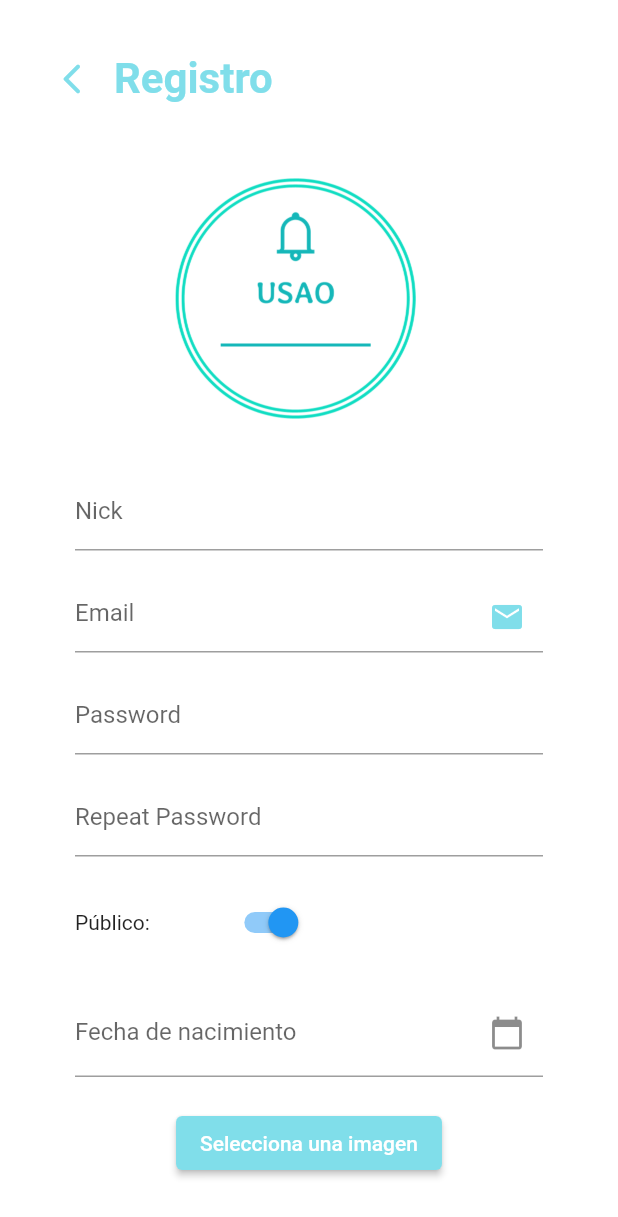
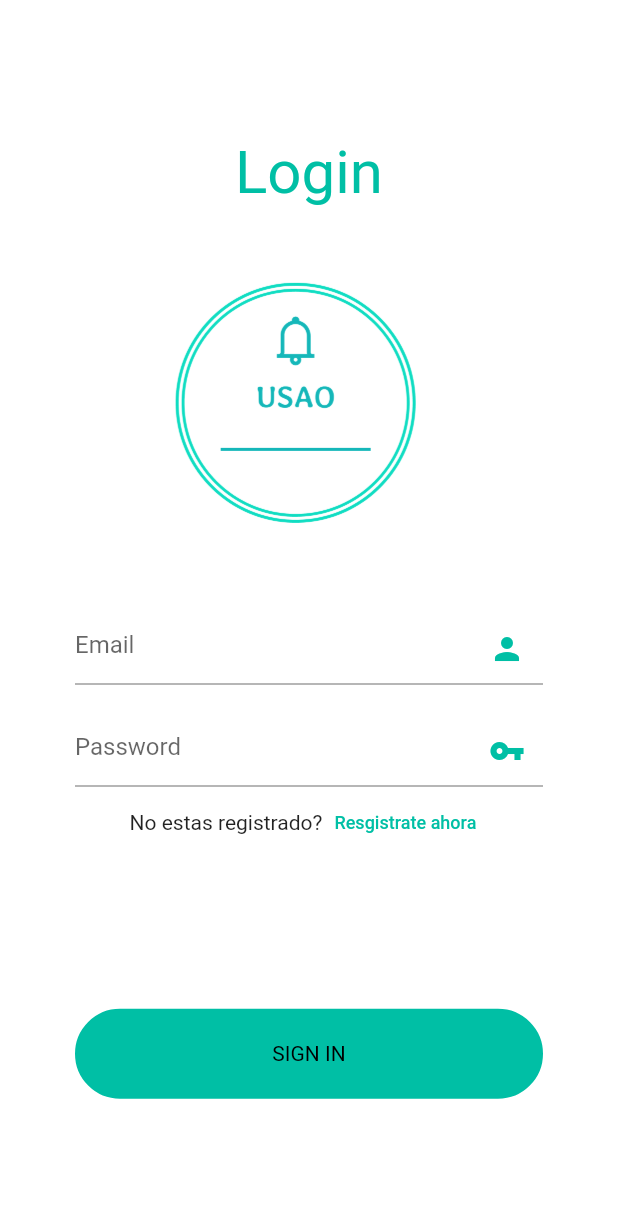
Before and after one commit to Jucarlox/Proyecto_USAO, a Flutter app: the screen it shows after launch, on a phone screen of 412 x 824 dp. Shown: the top 1217 px of the screen. Run offline on Flutter 3.47's test engine with Material 2 defaults, Android fonts, the phone set to English and light mode, and no system bars; our stand-ins replace bloc, equatable, flutter_bloc, google_fonts, image_picker, shared_preferences; statements that could not run were skipped.

Commit message:
Login completo

```diff
--- a/usao/lib/main.dart
+++ b/usao/lib/main.dart
@@ -1,5 +1,6 @@
 import 'package:flutter/material.dart';
 import 'package:usao/repository/preferences_utils.dart';
+import 'package:usao/ui/login_screen.dart';
 import 'package:usao/ui/register_screen.dart';
 
 void main() {
@@ -20,11 +21,11 @@ class MyApp extends StatelessWidget {
       theme: ThemeData(
         primarySwatch: Colors.blue,
       ),
-      initialRoute: '/register',
+      initialRoute: '/login',
       routes: {
-/*        '/': (context) => const MenuScreen(),
-        '/login': (context) => const LoginScreen(),*/
-        '/': (context) => const RegisterScreen(),
+//        '/': (context) => const MenuScreen(),
+        '/login': (context) => const LoginScreen(),
+        '/register': (context) => const RegisterScreen(),
 /*        '/profile': (context) => const ProfileScreen(),
         '/search': (context) => const SearchScreen(),
         '/post-form': (context) => const PostForm(),*/
--- a/usao/lib/models/login/login_dto.dart
+++ b/usao/lib/models/login/login_dto.dart
@@ -1,14 +1,14 @@
 class LoginDto {
   LoginDto({
-    required this.nick,
+    required this.email,
     required this.password,
   });
-  late final String nick;
+  late final String email;
   late final String password;
 
   Map<String, dynamic> toJson() {
     final _data = <String, dynamic>{};
-    _data['nick'] = nick;
+    _data['email'] = email;
     _data['password'] = password;
     return _data;
   }
--- a/usao/lib/repository/auth/auth_repository_impl.dart
+++ b/usao/lib/repository/auth/auth_repository_impl.dart
@@ -65,7 +65,7 @@ class AuthRepositoryImpl extends AuthRepository {
 
       if (response.statusCode == 201) {
         LoginDto loginDto =
-            LoginDto(nick: registerDto.email, password: registerDto.password);
+            LoginDto(email: registerDto.email, password: registerDto.password);
         login(loginDto);
         return RegisterResponse.fromJson(
             jsonDecode(await response.stream.bytesToString()));
--- a/usao/lib/styles/colors.dart
+++ b/usao/lib/styles/colors.dart
@@ -9,5 +9,5 @@ class AppColors {
   static const lightblue = Color(0xFF4B68D1);
   static const blackshade = Color(0xFF555555);
   static const hintText = Color(0xFFC7C7CD);
-  static const cyan = Color(0xFF80DEEA);
+  static const cyan = Color(0xFF00BFA5);
 }
--- /dev/null
+++ b/usao/lib/ui/login_screen.dart
@@ -0,0 +1,215 @@
+import 'package:flutter/material.dart';
+import 'package:flutter_bloc/flutter_bloc.dart';
+import 'package:google_fonts/google_fonts.dart';
+import 'package:shared_preferences/shared_preferences.dart';
+import 'package:usao/bloc/auth/login/login_bloc.dart';
+import 'package:usao/models/login/login_dto.dart';
+import 'package:usao/repository/auth/auth_repository.dart';
+import 'package:usao/repository/auth/auth_repository_impl.dart';
+import 'package:usao/styles/colors.dart';
+import 'package:usao/widgets/custom_header.dart';
+
+class LoginScreen extends StatefulWidget {
+  const LoginScreen({Key? key}) : super(key: key);
+
+  @override
+  _LoginScreenState createState() => _LoginScreenState();
+}
+
+class _LoginScreenState extends State<LoginScreen> {
+  late AuthRepository authRepository;
+  final _formKey = GlobalKey<FormState>();
+  TextEditingController emailController = TextEditingController();
+  TextEditingController passwordController = TextEditingController();
+
+  @override
+  void initState() {
+    authRepository = AuthRepositoryImpl();
+    super.initState();
+  }
+
+  @override
+  Widget build(BuildContext context) {
+    return BlocProvider(
+        create: (context) {
+          return LoginBloc(authRepository);
+        },
+        child: _createBody(context));
+  }
+
+  _createBody(BuildContext context) {
+    return Scaffold(
+      backgroundColor: Colors.white,
+      body: Center(
+        child: Container(
+            padding: const EdgeInsets.all(20),
+            child: BlocConsumer<LoginBloc, LoginState>(
+                listenWhen: (context, state) {
+              return state is LoginSuccessState || state is LoginErrorState;
+            }, listener: (context, state) async {
+              if (state is LoginSuccessState) {
+                final prefs = await SharedPreferences.getInstance();
+                // Shared preferences > guardo el token
+                //prefs.setString('token', state.loginResponse.token);
+                //prefs.setString('avatar', state.loginResponse.avatar);
+                Navigator.pushNamed(context, '/');
+              } else if (state is LoginErrorState) {
+                _showSnackbar(context, state.message);
+              }
+            }, buildWhen: (context, state) {
+              return state is LoginInitialState || state is LoginLoadingState;
+            }, builder: (ctx, state) {
+              if (state is LoginInitialState) {
+                return buildForm(ctx);
+              } else if (state is LoginLoadingState) {
+                return const Center(child: CircularProgressIndicator());
+              } else {
+                return buildForm(ctx);
+              }
+            })),
+      ),
+    );
+  }
+
+  void _showSnackbar(BuildContext context, String message) {
+    final snackBar = SnackBar(
+      content: Text(message),
+    );
+    ScaffoldMessenger.of(context).showSnackBar(snackBar);
+  }
+
+  Widget buildForm(BuildContext context) {
+    double deviceWidth = MediaQuery.of(context).size.width;
+    return Form(
+        key: _formKey,
+        child: SafeArea(
+            child: SingleChildScrollView(
+                child: ConstrainedBox(
+                    constraints: BoxConstraints(
+                      minHeight: MediaQuery.of(context).size.height - 100,
+                    ),
+                    child: Center(
+                      child: Column(
+                        children: [
+                          Padding(
+                            padding: const EdgeInsets.fromLTRB(0, 0, 0, 30),
+                            child: Text(
+                              'Login',
+                              style: TextStyle(
+                                  fontSize: 40, color: AppColors.cyan),
+                            ),
+                          ),
+                          Container(
+                            padding: const EdgeInsets.fromLTRB(40, 0, 0, 0),
+                            alignment: Alignment.centerLeft,
+                            height: 200,
+                            width: MediaQuery.of(context).size.width,
+                            margin: EdgeInsets.only(
+                                left: MediaQuery.of(context).size.width * 0.09),
+                            child: Image.asset(("assets/images/logo.png")),
+                          ),
+                          Column(
+                            children: [
+                              const Padding(
+                                padding: EdgeInsets.all(20),
+                              ),
+                              Container(
+                                margin: const EdgeInsets.only(top: 0),
+                                width: deviceWidth - 100,
+                                child: TextFormField(
+                                  style: TextStyle(color: AppColors.cyan),
+                                  controller: emailController,
+                                  decoration: const InputDecoration(
+                                      suffixIcon: Icon(
+                                        Icons.person,
+                                        color: AppColors.cyan,
+                                      ),
+                                      suffixIconColor: AppColors.cyan,
+                                      hintText: 'Email',
+                                      focusedBorder: UnderlineInputBorder(
+                                          borderSide: BorderSide(
+                                              color: AppColors.cyan))),
+                                  onSaved: (String? value) {
+                                    // This optional block of code can be used to run
+                                    // code when the user saves the form.
+                                  },
+                                ),
+                              ),
+                              Container(
+                                margin: const EdgeInsets.only(top: 20),
+                                width: deviceWidth - 100,
+                                child: TextFormField(
+                                  style: TextStyle(color: AppColors.cyan),
+                                  controller: passwordController,
+                                  obscureText: true,
+                                  decoration: const InputDecoration(
+                                      suffixIcon: Icon(
+                                        Icons.vpn_key,
+                                        color: AppColors.cyan,
+                                      ),
+                                      suffixIconColor: Colors.white,
+                                      hintText: 'Password',
+                                      focusedBorder: UnderlineInputBorder(
+                                          borderSide: BorderSide(
+                                              color: AppColors.cyan))),
+                                  onSaved: (String? value) {
+                                    // This optional block of code can be used to run
+                                    // code when the user saves the form.
+                                  },
+                                  validator: (value) {
+                                    return (value == null || value.isEmpty)
+                                        ? 'Write a password'
+                                        : null;
+                                  },
+                                ),
+                              ),
+                            ],
+                          ),
+                          Row(
+                            children: <Widget>[
+                              const Text('No estas registrado?'),
+                              TextButton(
+                                child: const Text(
+                                  'Resgistrate ahora',
+                                  style: TextStyle(
+                                      fontSize: 12, color: AppColors.cyan),
+                                ),
+                                onPressed: () {
+                                  Navigator.pushNamed(context, '/register');
+                                },
+                              )
+                            ],
+                            mainAxisAlignment: MainAxisAlignment.center,
+                          ),
+                          GestureDetector(
+                            onTap: () {
+                              if (_formKey.currentState!.validate()) {
+                                final loginDto = LoginDto(
+                                    email: emailController.text,
+                                    password: passwordController.text);
+                                BlocProvider.of<LoginBloc>(context)
+                                    .add(DoLoginEvent(loginDto));
+                              }
+                            },
+                            child: Container(
+                                width: MediaQuery.of(context).size.width,
+                                margin: const EdgeInsets.only(
+                                    top: 100, left: 30, right: 30),
+                                padding: const EdgeInsets.symmetric(
+                                    horizontal: 50, vertical: 20),
+                                decoration: BoxDecoration(
+                                    color: AppColors.cyan,
+                                    border: Border.all(
+                                        color: AppColors.cyan, width: 2),
+                                    borderRadius: BorderRadius.circular(50)),
+                                child: Text(
+                                  'Sign In'.toUpperCase(),
+                                  style: const TextStyle(color: Colors.black),
+                                  textAlign: TextAlign.center,
+                                )),
+                          )
+                        ],
+                      ),
+                    )))));
+  }
+}
```
Also changed, not shown: usao/lib/ui/register_screen.dart (+38 -17 lines).
